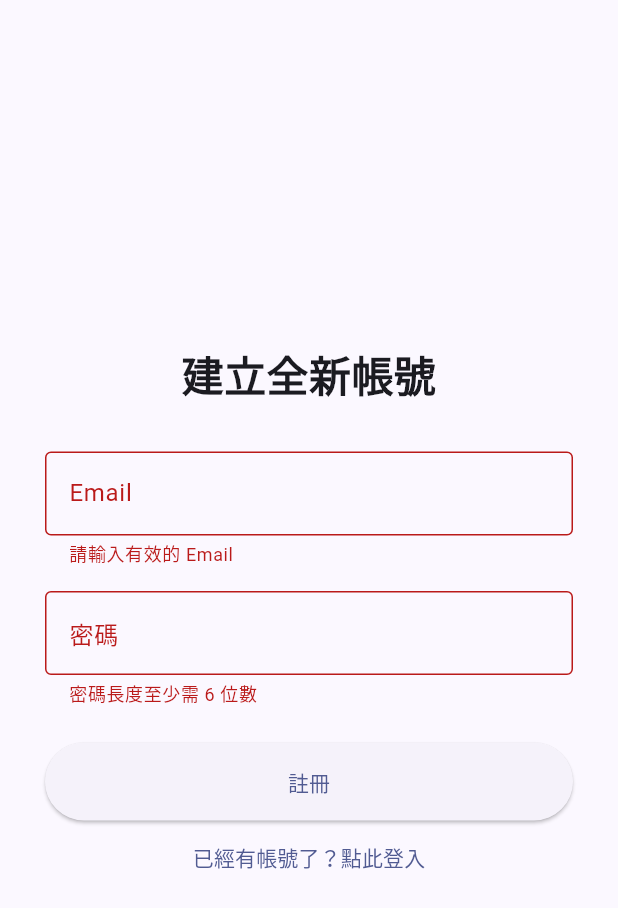
After one commit to as5528829/kanban_flux, a Flutter app: the screen it shows after launch, after a tap on "登入", after a tap on "還沒有帳號？點此註冊", on a phone screen of 412 x 824 dp. The commit adds this screen. Shown: the top 908 px of the screen. Run offline on Flutter 3.47's test engine with Material 3 defaults, Android fonts, the phone set to English and light mode, and no system bars; our stand-ins replace flutter_riverpod, riverpod_annotation, supabase_flutter; accounts and stored records are empty; generated files the repository leaves out were written again.

Commit message:
feat: complete user-data isolation using Riverpod provider dependency

```diff
--- /dev/null
+++ b/lib/features/auth/data/datasources/auth_remote_data_source.dart
@@ -0,0 +1,51 @@
+import 'package:supabase_flutter/supabase_flutter.dart';
+
+class AuthRemoteDataSource {
+  final SupabaseClient _supabaseClient;
+
+  AuthRemoteDataSource(this._supabaseClient);
+
+  /// 1. 用 Email 與密碼註冊新帳號
+  Future<AuthResponse> signUpWithEmail({
+    required String email,
+    required String password,
+  }) async {
+    try {
+      return await _supabaseClient.auth.signUp(
+        email: email,
+        password: password,
+      );
+    } catch (e) {
+      throw Exception('註冊失敗: $e');
+    }
+  }
+
+  /// 2. 用 Email 與密碼登入
+  Future<AuthResponse> signInWithEmail({
+    required String email,
+    required String password,
+  }) async {
+    try {
+      return await _supabaseClient.auth.signInWithPassword(
+        email: email,
+        password: password,
+      );
+    } catch (e) {
+      throw Exception('登入失敗: $e');
+    }
+  }
+
+  /// 3. 登出
+  Future<void> signOut() async {
+    try {
+      await _supabaseClient.auth.signOut();
+    } catch (e) {
+      throw Exception('登出失敗: $e');
+    }
+  }
+
+  /// 4. 獲取當前登入的使用者資訊（若未登入則回傳 null）
+  User? getCurrentUser() {
+    return _supabaseClient.auth.currentUser;
+  }
+}
--- /dev/null
+++ b/lib/features/auth/presentation/controllers/auth_controller.dart
@@ -0,0 +1,40 @@
+import 'package:riverpod_annotation/riverpod_annotation.dart';
+import 'package:supabase_flutter/supabase_flutter.dart';
+import '../../data/datasources/auth_remote_data_source.dart';
+
+part 'auth_controller.g.dart';
+
+@riverpod
+class AuthController extends _$AuthController {
+  late final AuthRemoteDataSource _authDataSource;
+
+  @override
+  User? build() {
+    _authDataSource = AuthRemoteDataSource(Supabase.instance.client);
+
+    // 💡 外商高級技巧：監聽 Supabase 的認證狀態變動（例如 Token 過期、在別台設備登出）
+    // 只要狀態一變，就自動更新 Riverpod 的 state
+    Supabase.instance.client.auth.onAuthStateChange.listen((data) {
+      state = data.session?.user;
+    });
+
+    // 預設回傳目前有沒有登入的使用者
+    return _authDataSource.getCurrentUser();
+  }
+
+  /// 執行登入
+  Future<void> login(String email, String password) async {
+    await _authDataSource.signInWithEmail(email: email, password: password);
+    // 💡 登入成功後，onAuthStateChange 會自動觸發並更新 state，UI 會隨之變動
+  }
+
+  /// 執行註冊
+  Future<void> register(String email, String password) async {
+    await _authDataSource.signUpWithEmail(email: email, password: password);
+  }
+
+  /// 執行登出
+  Future<void> logout() async {
+    await _authDataSource.signOut();
+  }
+}
--- /dev/null
+++ b/lib/features/auth/presentation/pages/auth_page.dart
@@ -0,0 +1,109 @@
+import 'package:flutter/material.dart';
+import 'package:flutter_riverpod/flutter_riverpod.dart';
+import '../controllers/auth_controller.dart';
+
+class AuthPage extends ConsumerStatefulWidget {
+  const AuthPage({super.key});
+
+  @override
+  ConsumerState<AuthPage> createState() => _AuthPageState();
+}
+
+class _AuthPageState extends ConsumerState<AuthPage> {
+  final _formKey = GlobalKey<FormState>();
+  final _emailController = TextEditingController();
+  final _passwordController = TextEditingController();
+  bool _isLoginMode = true; // 用來切換「登入」或「註冊」模式
+  bool _isLoading = false;
+
+  @override
+  void dispose() {
+    _emailController.dispose();
+    _passwordController.dispose();
+    super.dispose();
+  }
+
+  Future<void> _submit() async {
+    if (!_formKey.currentState!.validate()) return;
+
+    setState(() => _isLoading = true);
+    try {
+      if (_isLoginMode) {
+        await ref.read(authControllerProvider.notifier).login(
+          _emailController.text.trim(),
+          _passwordController.text.trim(),
+        );
+      } else {
+        await ref.read(authControllerProvider.notifier).register(
+          _emailController.text.trim(),
+          _passwordController.text.trim(),
+        );
+        if (mounted) {
+          ScaffoldMessenger.of(context).showSnackBar(
+            const SnackBar(content: Text('註冊成功！請查看驗證信或直接嘗試登入')),
+          );
+        }
+      }
+    } catch (e) {
+      if (mounted) {
+        ScaffoldMessenger.of(context).showSnackBar(
+          SnackBar(content: Text(e.toString()), backgroundColor: Colors.red),
+        );
+      }
+    } finally {
+      if (mounted) setState(() => _isLoading = false);
+    }
+  }
+
+  @override
+  Widget build(BuildContext context) {
+    return Scaffold(
+      body: Center(
+        child: Container(
+          width: 400, // 限制最大寬度，這樣在 Web/電腦版看也很精美
+          padding: const EdgeInsets.all(24),
+          child: Form(
+            key: _formKey,
+            child: Column(
+              mainAxisAlignment: MainAxisAlignment.center,
+              crossAxisAlignment: CrossAxisAlignment.stretch,
+              children: [
+                Text(
+                  _isLoginMode ? '歡迎回來 Kanban Flux' : '建立全新帳號',
+                  style: const TextStyle(fontSize: 28, fontWeight: FontWeight.bold),
+                  textAlign: TextAlign.center,
+                ),
+                const SizedBox(height: 32),
+                TextFormField(
+                  controller: _emailController,
+                  decoration: const InputDecoration(labelText: 'Email', border: OutlineInputBorder()),
+                  keyboardType: TextInputType.emailAddress,
+                  validator: (value) => value == null || !value.contains('@') ? '請輸入有效的 Email' : null,
+                ),
+                const SizedBox(height: 16),
+                TextFormField(
+                  controller: _passwordController,
+                  decoration: const InputDecoration(labelText: '密碼', border: OutlineInputBorder()),
+                  obscureText: true,
+                  validator: (value) => value == null || value.length < 6 ? '密碼長度至少需 6 位數' : null,
+                ),
+                const SizedBox(height: 24),
+                ElevatedButton(
+                  onPressed: _isLoading ? null : _submit,
+                  style: ElevatedButton.styleFrom(padding: const EdgeInsets.symmetric(vertical: 16)),
+                  child: _isLoading
+                      ? const SizedBox(height: 20, width: 20, child: CircularProgressIndicator(strokeWidth: 2))
+                      : Text(_isLoginMode ? '登入' : '註冊'),
+                ),
+                TextButton(
+                  onPressed: () => setState(() => _isLoginMode = !_isLoginMode),
+                  child: Text(_isLoginMode ? '還沒有帳號？點此註冊' : '已經有帳號了？點此登入'),
+                ),
+              ],
+            ),
+          ),
+        ),
+      ),
+    );
+  }
+}
--- a/lib/features/todo_kanban/data/datasources/task_remote_data_source.dart
+++ b/lib/features/todo_kanban/data/datasources/task_remote_data_source.dart
@@ -7,40 +7,39 @@ class TaskRemoteDataSource {
   // 透過建構子注入 SupabaseClient，這樣以後寫測試（Mock）會非常方便
   TaskRemoteDataSource(this._supabaseClient);
 
-  /// 1. 從雲端撈取所有任務
-  Future<List<TaskModel>> getTasks() async {
+  /// 1. 只撈取屬於目前登入使用者的任務
+  Future<List<TaskModel>> getTasks(String userId) async {
     try {
-      // 呼叫 Supabase：去 tasks 資料表撈取所有資料，並依照建立時間排序
       final response = await _supabaseClient
           .from('tasks')
           .select()
+          .eq('user_id', userId) // 💡 關鍵：過濾出 user_id 等於目前登入者 ID 的資料
           .order('created_at', ascending: false);
 
-      // response 是個 List<Map<String, dynamic>>，我們用前面寫好的 fromJson 轉成物件列表
       return (response as List)
           .map((taskJson) => TaskModel.fromJson(taskJson))
           .toList();
     } catch (e) {
-      // 外商思維：絕對不要吃掉錯誤，拋出一個有意義的異常
-      throw Exception('無法從雲端取得任務資料: $e');
+      throw Exception('無法取得您的專屬任務資料: $e');
     }
   }
 
-  /// 2. 新增任務到雲端
-  Future<TaskModel> createTask(String title, String description) async {
+  /// 2. 新增任務時，自動塞入目前使用者的 user_id
+  Future<TaskModel> createTask(String title, String description, String userId) async {
     try {
-      // 呼叫 Supabase：插入一筆新資料
       final response = await _supabaseClient.from('tasks').insert({
         'title': title,
         'description': description,
-        'status': 'todo', // 預設新任務都是 todo
-      }).select().single(); // .single() 代表我們只要回傳的那一筆資料
+        'status': 'todo',
+        'user_id': userId, // 💡 關鍵：明確告訴後端這張卡片是誰建的
+      }).select().single();
 
       return TaskModel.fromJson(response);
     } catch (e) {
-      throw Exception('雲端新增任務失敗: $e');
+      throw Exception('新增任務失敗: $e');
     }
   }
+
   /// 3. 更新雲端任務的狀態 (todo -> in_progress -> done)
   Future<TaskModel> updateTaskStatus(String id, String newStatus) async {
     try {
--- a/lib/main.dart
+++ b/lib/main.dart
@@ -1,6 +1,8 @@
 import 'package:flutter/material.dart';
 import 'package:flutter_riverpod/flutter_riverpod.dart';
 import 'package:supabase_flutter/supabase_flutter.dart';
+import 'features/auth/presentation/controllers/auth_controller.dart';
+import 'features/auth/presentation/pages/auth_page.dart';
 import 'features/todo_kanban/presentation/controllers/task_controller.dart';
 import 'features/todo_kanban/presentation/widgets/kanban_column.dart';
 
@@ -23,7 +25,8 @@ class MyApp extends ConsumerWidget {
 
   @override
   Widget build(BuildContext context, WidgetRef ref) {
-    final tasksAsync = ref.watch(taskControllerProvider);
+    // 1. 🔍 監聽登入狀態
+    final currentUser = ref.watch(authControllerProvider);
 
     return MaterialApp(
       title: 'Kanban Flux',
@@ -31,18 +34,43 @@ class MyApp extends ConsumerWidget {
         colorScheme: ColorScheme.fromSeed(seedColor: Colors.indigo),
         useMaterial3: true,
       ),
-      home: Scaffold(
+      // 2. 💡 狀態路由守門員
+      // 如果 currentUser 是 null -> 乖乖去 AuthPage 登入
+      // 如果 currentUser 有資料 -> 解鎖進入主要的明細看板！
+      home: currentUser == null
+          ? const AuthPage()
+          : const MainKanbanScreen(),
+    );
+  }
+}
+
+/// 💡 我們把原本主看板的 Scaffold 抽出來獨立成一個 Widget，方便 main 進行切換
+class MainKanbanScreen extends ConsumerWidget {
+  const MainKanbanScreen({super.key});
+
+  @override
+  Widget build(BuildContext context, WidgetRef ref) {
+    final tasksAsync = ref.watch(taskControllerProvider);
+
+    return Scaffold(
       appBar: AppBar(
         title: const Text('Kanban Flux (Trello 模式)'),
         backgroundColor: Colors.indigo[50],
+        actions: [
+          // 💡 增加一個登出按鈕
+          IconButton(
+            icon: const Icon(Icons.logout),
+            onPressed: () async {
+              await ref.read(authControllerProvider.notifier).logout();
+            },
+          ),
+        ],
       ),
       backgroundColor: Colors.white,
       body: tasksAsync.when(
         loading: () => const Center(child: CircularProgressIndicator()),
         error: (err, stack) => Center(child: Text('出錯了: $err')),
         data: (tasks) {
-            // 💡 使用 SingleChildScrollView 加上 scrollDirection: Axis.horizontal
-            // 讓整個畫面可以像 Trello 一樣橫向滑動
           return SingleChildScrollView(
             scrollDirection: Axis.horizontal,
             padding: const EdgeInsets.all(8),
@@ -60,13 +88,12 @@ class MyApp extends ConsumerWidget {
       floatingActionButton: FloatingActionButton(
         onPressed: () async {
           await ref.read(taskControllerProvider.notifier).addTask(
-              '新任務 ${DateTime.now().second}',
-              '點擊卡片或拖曳來變更狀態',
+            '專屬任務 ${DateTime.now().second}',
+            '這條任務只屬於目前登入的你',
           );
         },
         child: const Icon(Icons.add),
       ),
-      ),
     );
   }
 }
```
Also changed, not shown: lib/features/todo_kanban/presentation/controllers/task_controller.dart (+24 -21 lines), lib/features/auth/presentation/controllers/auth_controller.g.dart (added), lib/features/todo_kanban/presentation/controllers/task_controller.g.dart. Lines whose indentation alone changed are shown as unchanged.
